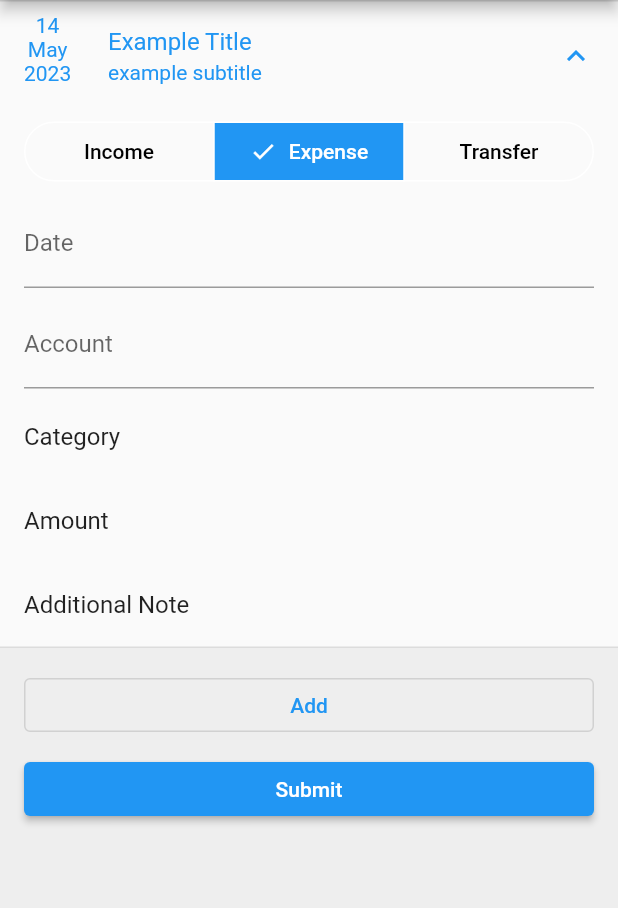
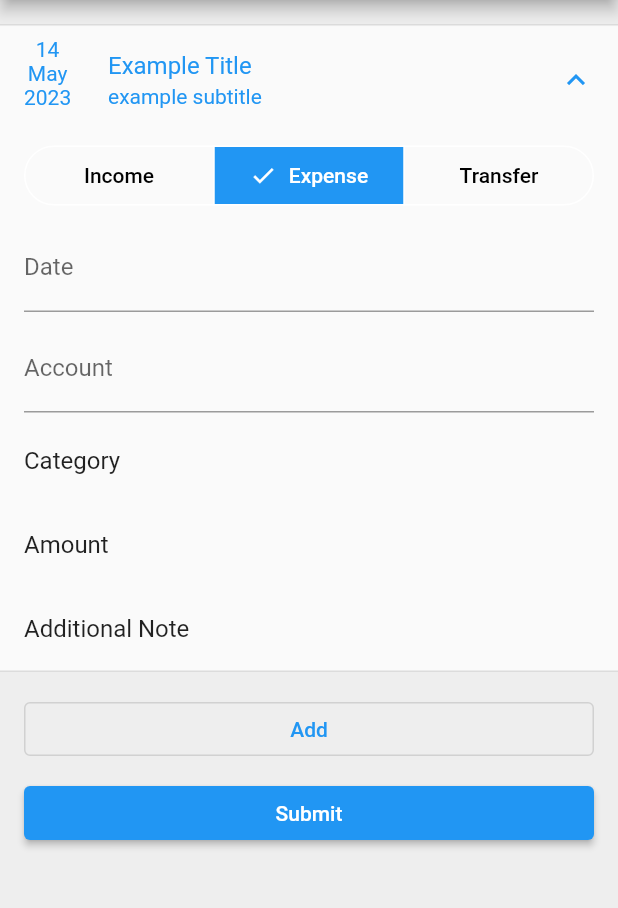
Before and after one commit to marcusleowhm/budget_buddy, a Flutter app: the AddLedgerScreen screen opened by its route, on a phone screen of 412 x 824 dp, the part 84-992 px from its top. Run offline on Flutter 3.47's test engine with Material 2 defaults, Android fonts, the phone set to English and light mode, and no system bars; our stand-ins replace go_router.

Commit message:
refactor listview to SingleChildScrollView

```diff
--- a/lib/features/ledger/screens/secondary/add_ledger_screen.dart
+++ b/lib/features/ledger/screens/secondary/add_ledger_screen.dart
@@ -33,7 +33,6 @@ class _AddLedgerScreenState extends State<AddLedgerScreen> {
   }
 
   Widget _buildDismissableExpandableTile(int index) {
-
     LedgerInput input = entries.elementAt(index);
     return Dismissible(
       key: PageStorageKey<int>(index),
@@ -50,7 +49,6 @@ class _AddLedgerScreenState extends State<AddLedgerScreen> {
           child: const Icon(Icons.delete)),
       onDismissed: (DismissDirection direction) {
         setState(() => entries.removeAt(index));
-
       },
       child: input,
     );
@@ -63,22 +61,31 @@ class _AddLedgerScreenState extends State<AddLedgerScreen> {
         title: Text('${titles[SubRoutes.addledger]}'),
       ),
       backgroundColor: Colors.grey[200], //TODO change this color
-      body: ListView.builder(
+      body: SingleChildScrollView(
+        child: Container(
+          padding: const EdgeInsets.symmetric(vertical: 16.0),
+          child: Column(
+            mainAxisSize: MainAxisSize.min,
+            children: [
+              ListView.builder(
+                shrinkWrap: true,
+                physics: const NeverScrollableScrollPhysics(),
                 itemCount: entries.length + 2,
                 itemBuilder: (context, index) {
                   //The second last item in the list
-          if (index == entries.length) {
+                  if (index == entries.length)
                     return AddRowButton(onPressed: _addRow);
-          }
                   //The last item in the list
-          if (index > entries.length) {
-            return SubmitButton(
-              action: _handleSubmit,
-            );
-          }
-          //The rest of the dismissable expandable tile
+                  if (index > entries.length)
+                    return SubmitButton(action: _handleSubmit);
+                  // The rest of the dismissable expandable tile
                   return _buildDismissableExpandableTile(index);
                 },
+              ),
+              //Adding widgets as subsequent children of the column will result in unwanted margin spacings
+            ],
+          ),
+        ),
       ),
     );
   }
```
Lines whose indentation alone changed are shown as unchanged.
